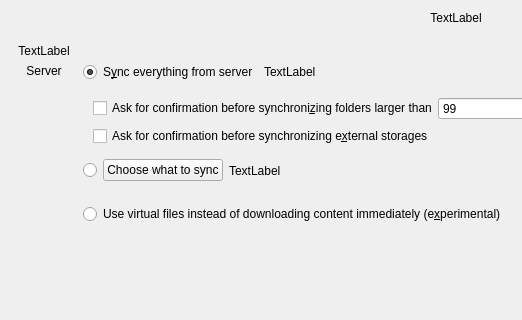
Old version of the form src/gui/wizard/owncloudadvancedsetuppage.ui in the repository nextcloud/desktop; both pictures show x 0 to 522 and y 0 to 320 of the 912 by 633 pixel window.
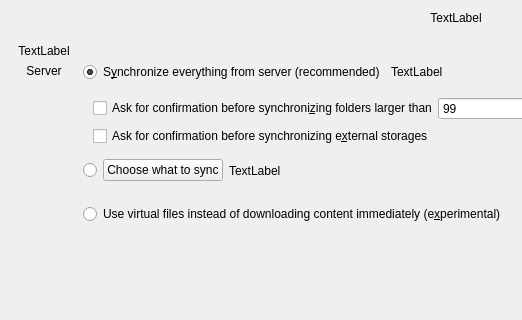
New version of the form.

Commit message: Wizard: Add a "(recommended)" to the main option #6470

Patch:
```diff
--- a/src/gui/wizard/owncloudadvancedsetuppage.ui
+++ b/src/gui/wizard/owncloudadvancedsetuppage.ui
@@ -87,7 +87,7 @@
           <item>
            <widget class="QRadioButton" name="rSyncEverything">
             <property name="text">
-             <string>S&amp;ync everything from server</string>
+             <string>S&amp;ynchronize everything from server (recommended)</string>
             </property>
             <property name="checked">
              <bool>true</bool>
```
